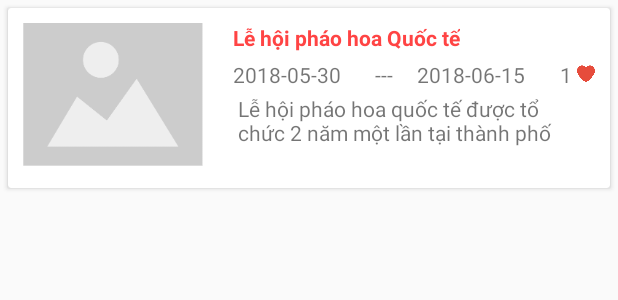
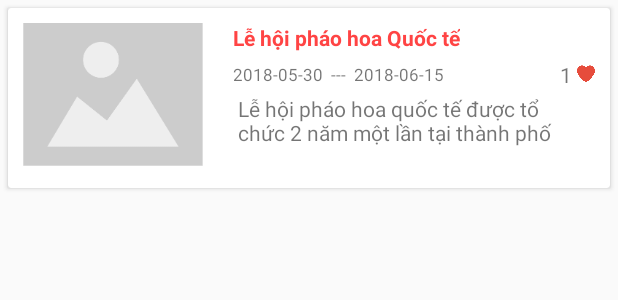
Before and after one commit to PhongLeThanh/DaNangTravel, an Android app: the layout item_list_event.xml on its own in the app's theme, with its tools: preview values and no code run, on a phone screen of 412 x 824 dp. Shown: the top 300 px of the screen. Run offline under Robolectric (Android 15) with nearby library versions, the phone set to English and light mode, and no system bars.

Commit message:
save 31/5

```diff
--- a/app/src/main/java/com/example/phongle/danangtravel/activity/detail/DetailPlaceActivity.java
+++ b/app/src/main/java/com/example/phongle/danangtravel/activity/detail/DetailPlaceActivity.java
@@ -156,6 +156,8 @@ public class DetailPlaceActivity extends AppCompatActivity implements View.OnCli
             } else {
                 mImgAvatarUser.setImageResource(R.drawable.bg_avatar);
             }
+        }else{
+            mImgAvatarUser.setVisibility(View.GONE);
         }
         setEnableLike(id);
         MyRetrofit.getInstance().getService().getPlaceById(id).enqueue(new Callback<PlaceResponse>() {
--- a/app/src/main/java/com/example/phongle/danangtravel/api/MyRetrofit.java
+++ b/app/src/main/java/com/example/phongle/danangtravel/api/MyRetrofit.java
@@ -6,7 +6,7 @@ import retrofit2.Retrofit;
 import retrofit2.converter.gson.GsonConverterFactory;
 
 public class MyRetrofit {
-    private static final String API_BASE_URL = "http://192.168.1.157:6969/api/";
+    private static final String API_BASE_URL = "http://192.168.1.122:6969/api/";
     private static TravelService mTravelService;
     private static AuthService mAuthService;
     private static MyRetrofit mMyRetrofit;
--- a/app/src/main/java/com/example/phongle/danangtravel/utils/ReWriteUrl.java
+++ b/app/src/main/java/com/example/phongle/danangtravel/utils/ReWriteUrl.java
@@ -1,7 +1,7 @@
 package com.example.phongle.danangtravel.utils;
 
 public final class ReWriteUrl {
-    public static String ipAddressUrl = "192.168.1.157";
+    public static String ipAddressUrl = "192.168.1.122";
 
     public static String reWriteUrl(String path) {
         return "http://"+ipAddressUrl+":6969/api/images/"+path;
--- a/app/src/main/res/layout/item_list_event.xml
+++ b/app/src/main/res/layout/item_list_event.xml
@@ -16,6 +16,7 @@
             android:layout_width="120dp"
             android:layout_height="95dp"
             android:layout_margin="10dp"
+            android:scaleType="centerCrop"
             android:src="@drawable/bg_default"
             tools:ignore="ContentDescription" />
 
@@ -34,44 +35,65 @@
                 android:textColor="@android:color/holo_red_light"
                 android:textStyle="bold" />
 
-            <LinearLayout
+            <RelativeLayout
                 android:layout_width="match_parent"
+                android:layout_height="match_parent">
+                <RelativeLayout
+                    android:layout_width="wrap_content"
                     android:layout_height="wrap_content"
-                android:orientation="horizontal">
+                    android:layout_centerVertical="true">
+                    <TextView
+                        android:id="@+id/tvTimeStart"
+                        android:layout_width="wrap_content"
+                        android:layout_height="wrap_content"
+                        android:text="@string/tv_time_start"
+                        android:textSize="11sp" />
 
                     <TextView
-                    android:id="@+id/tvTimeStart"
-                    android:layout_width="0dp"
+                        android:id="@+id/tvBreak"
+                        android:layout_width="wrap_content"
                         android:layout_height="wrap_content"
-                    android:layout_weight="1"
-                    android:text="@string/tv_time_start" />
-
-                <TextView
-                    android:layout_width="0dp"
-                    android:layout_height="wrap_content"
-                    android:layout_weight="0.3"
-                    android:text="@string/tv_icon_to" />
+                        android:layout_marginLeft="5dp"
+                        android:layout_marginStart="5dp"
+                        android:layout_toRightOf="@+id/tvTimeStart"
+                        android:text="@string/tv_icon_to"
+                        android:textSize="11sp" />
 
                     <TextView
                         android:id="@+id/tvTimeFinish"
-                    android:layout_width="0dp"
+                        android:layout_width="wrap_content"
                         android:layout_height="wrap_content"
-                    android:layout_weight="1"
-                    android:text="@string/tv_time_finish" />
+                        android:layout_marginLeft="5dp"
+                        android:layout_marginStart="5dp"
+                        android:layout_toRightOf="@+id/tvBreak"
+                        android:text="@string/tv_time_finish"
+                        android:textSize="11sp" />
+                </RelativeLayout>
+
+                <LinearLayout
+                    android:layout_width="wrap_content"
+                    android:layout_height="wrap_content"
+                    android:layout_alignParentEnd="true"
+                    android:layout_alignParentRight="true"
+                    android:layout_marginLeft="30dp"
+                    android:layout_marginStart="30dp"
+                    android:orientation="horizontal">
+
                     <TextView
                         android:id="@+id/tvNumLike"
                         android:layout_width="wrap_content"
                         android:layout_height="wrap_content"
-                    android:text="1"
                         android:layout_marginEnd="3dp"
-                    android:layout_marginRight="3dp" />
+                        android:layout_marginRight="3dp"
+                        android:text="1" />
+
                     <ImageView
                         android:layout_width="12dp"
                         android:layout_height="12dp"
                         android:layout_gravity="center"
-                    android:src="@drawable/ic_heart_check"/>
+                        android:src="@drawable/ic_heart_check" />
                 </LinearLayout>
-
+            </RelativeLayout>
             <TextView
                 android:id="@+id/tvDetailEvent"
                 android:layout_width="match_parent"
```
Lines whose indentation alone changed are shown as unchanged.
